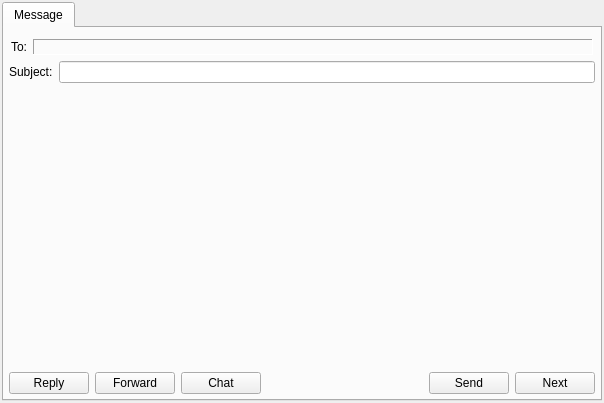
This is branches/dev_metacontacts/src/plugins/messagewidgets/normalwindow.ui in vacuum-im/vacuum-im as Qt 5 draws it before an edit. The edited form follows.
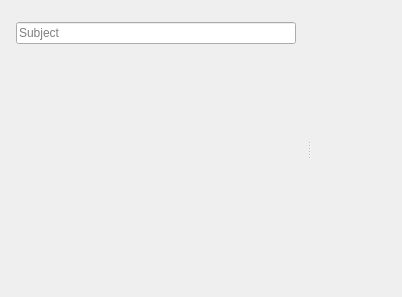
This is the edited form.

Patch:
```diff
--- a/branches/dev_metacontacts/src/plugins/messagewidgets/normalwindow.ui
+++ b/branches/dev_metacontacts/src/plugins/messagewidgets/normalwindow.ui
@@ -6,8 +6,8 @@
    <rect>
     <x>0</x>
     <y>0</y>
-    <width>604</width>
-    <height>403</height>
+    <width>402</width>
+    <height>297</height>
    </rect>
   </property>
   <property name="iconSize">
@@ -20,113 +20,25 @@
    <bool>true</bool>
   </property>
   <widget class="QWidget" name="centralWidget">
-   <layout class="QVBoxLayout">
+   <layout class="QVBoxLayout" name="verticalLayout_3">
     <property name="margin">
-     <number>2</number>
+     <number>5</number>
     </property>
     <item>
-     <widget class="QTabWidget" name="wdtTabs">
-      <property name="currentIndex">
-       <number>0</number>
+     <widget class="QSplitter" name="sprReceivers">
+      <property name="orientation">
+       <enum>Qt::Horizontal</enum>
       </property>
-      <widget class="QWidget" name="tabMessage">
-       <attribute name="title">
-        <string>Message</string>
-       </attribute>
+      <widget class="QWidget" name="layoutWidget">
        <layout class="QVBoxLayout" name="verticalLayout">
-        <property name="margin">
-         <number>5</number>
-        </property>
         <item>
          <widget class="QWidget" name="wdtInfo" native="true"/>
         </item>
         <item>
-         <widget class="QWidget" name="wdtReceivers" native="true">
-          <property name="sizePolicy">
-           <sizepolicy hsizetype="Ignored" vsizetype="Preferred">
-            <horstretch>0</horstretch>
-            <verstretch>0</verstretch>
-           </sizepolicy>
+         <widget class="QLineEdit" name="lneSubject">
+          <property name="placeholderText">
+           <string>Subject</string>
           </property>
-          <layout class="QHBoxLayout">
-           <property name="leftMargin">
-            <number>2</number>
-           </property>
-           <property name="topMargin">
-            <number>0</number>
-           </property>
-           <property name="rightMargin">
-            <number>2</number>
-           </property>
-           <property name="bottomMargin">
-            <number>0</number>
-           </property>
-           <item>
-            <widget class="QLabel" name="lblReceiversLabel">
-             <property name="text">
-              <string>To:</string>
-             </property>
-             <property name="textFormat">
-              <enum>Qt::PlainText</enum>
-             </property>
-            </widget>
-           </item>
-           <item>
-            <widget class="QLabel" name="lblReceivers">
-             <property name="sizePolicy">
-              <sizepolicy hsizetype="Expanding" vsizetype="Preferred">
-               <horstretch>0</horstretch>
-               <verstretch>0</verstretch>
-              </sizepolicy>
-             </property>
-             <property name="frameShape">
-              <enum>QFrame::Panel</enum>
-             </property>
-             <property name="frameShadow">
-              <enum>QFrame::Sunken</enum>
-             </property>
-             <property name="text">
-              <string/>
-             </property>
-             <property name="textFormat">
-              <enum>Qt::PlainText</enum>
-             </property>
-             <property name="wordWrap">
-              <bool>true</bool>
-             </property>
-             <property name="margin">
-              <number>2</number>
-             </property>
-            </widget>
-           </item>
-          </layout>
-         </widget>
-        </item>
-        <item>
-         <widget class="QWidget" name="wdtSubject" native="true">
-          <layout class="QHBoxLayout" name="horizontalLayout">
-           <property name="margin">
-            <number>0</number>
-           </property>
-           <item>
-            <widget class="QLabel" name="lblSubject">
-             <property name="text">
-              <string>Subject:</string>
-             </property>
-             <property name="textFormat">
-              <enum>Qt::PlainText</enum>
-             </property>
-             <property name="buddy">
-              <cstring>lneSubject</cstring>
-             </property>
-            </widget>
-           </item>
-           <item>
-            <widget class="QLineEdit" name="lneSubject"/>
-           </item>
-          </layout>
-          <zorder>lneSubject</zorder>
-          <zorder>lblSubject</zorder>
          </widget>
         </item>
         <item>
@@ -142,61 +54,41 @@
           </property>
          </widget>
         </item>
+       </layout>
+      </widget>
+      <widget class="QWidget" name="wdtReceivers" native="true">
+       <layout class="QVBoxLayout" name="verticalLayout_2">
+        <property name="margin">
+         <number>0</number>
+        </property>
         <item>
-         <widget class="QWidget" name="wdtButtons" native="true">
-          <layout class="QHBoxLayout">
-           <property name="margin">
-            <number>0</number>
-           </property>
-           <item>
-            <widget class="QPushButton" name="pbtReply">
-             <property name="text">
-              <string>Reply</string>
-             </property>
-            </widget>
-           </item>
-           <item>
-            <widget class="QPushButton" name="pbtForward">
-             <property name="text">
-              <string>Forward</string>
-             </property>
-            </widget>
-           </item>
-           <item>
-            <widget class="QPushButton" name="pbtChat">
-             <property name="text">
-              <string>Chat</string>
-             </property>
-            </widget>
-           </item>
-           <item>
-            <spacer>
-             <property name="orientation">
-              <enum>Qt::Horizontal</enum>
-             </property>
-             <property name="sizeHint" stdset="0">
-              <size>
-               <width>40</width>
-               <height>20</height>
-              </size>
-             </property>
-            </spacer>
-           </item>
-           <item>
-            <widget class="QPushButton" name="pbtSend">
-             <property name="text">
-              <string>Send</string>
-             </property>
-            </widget>
-           </item>
-           <item>
-            <widget class="QPushButton" name="pbtNext">
-             <property name="text">
-              <string>Next</string>
-             </property>
-            </widget>
-           </item>
-          </layout>
+         <layout class="QHBoxLayout" name="horizontalLayout">
+          <item>
+           <widget class="QLabel" name="lblReceivers"/>
+          </item>
+          <item>
+           <widget class="QToolButton" name="tlbReceivers">
+            <property name="toolTip">
+             <string>Fast choice</string>
+            </property>
+            <property name="popupMode">
+             <enum>QToolButton::InstantPopup</enum>
+            </property>
+            <property name="autoRaise">
+             <bool>true</bool>
+            </property>
+           </widget>
+          </item>
+         </layout>
+        </item>
+        <item>
+         <widget class="QWidget" name="wdtReceiversTree" native="true">
+          <property name="sizePolicy">
+           <sizepolicy hsizetype="Preferred" vsizetype="Expanding">
+            <horstretch>0</horstretch>
+            <verstretch>0</verstretch>
+           </sizepolicy>
+          </property>
          </widget>
         </item>
        </layout>
```
Left out of the diff: 8 changed lines with no effect on the pictures.
